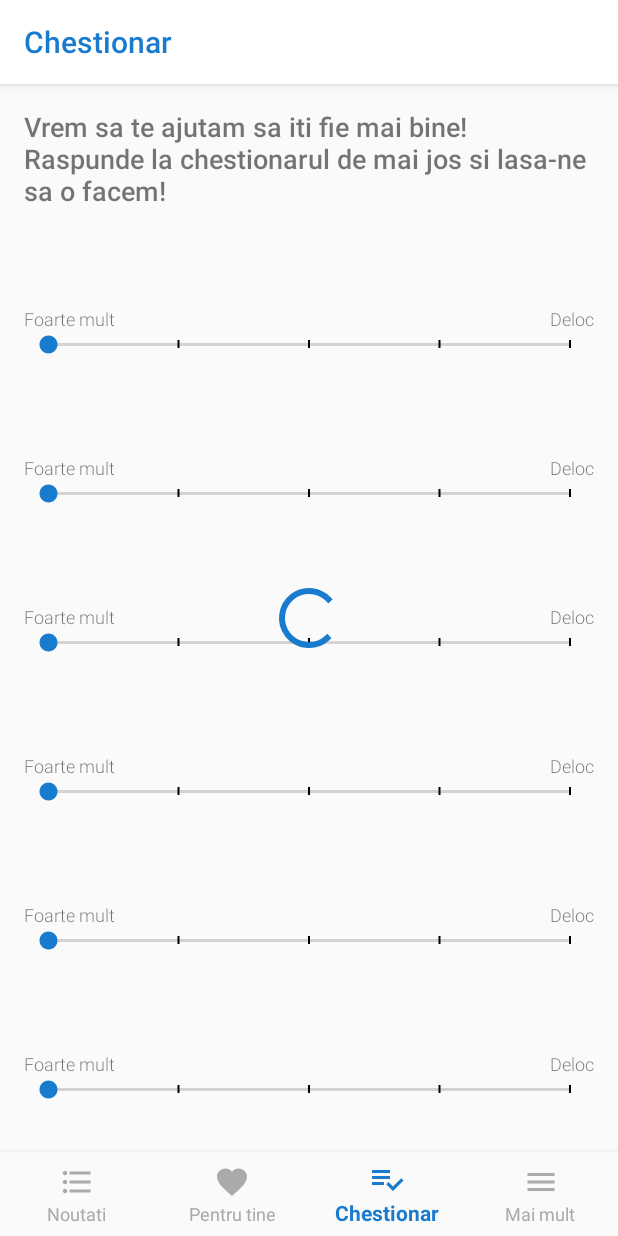
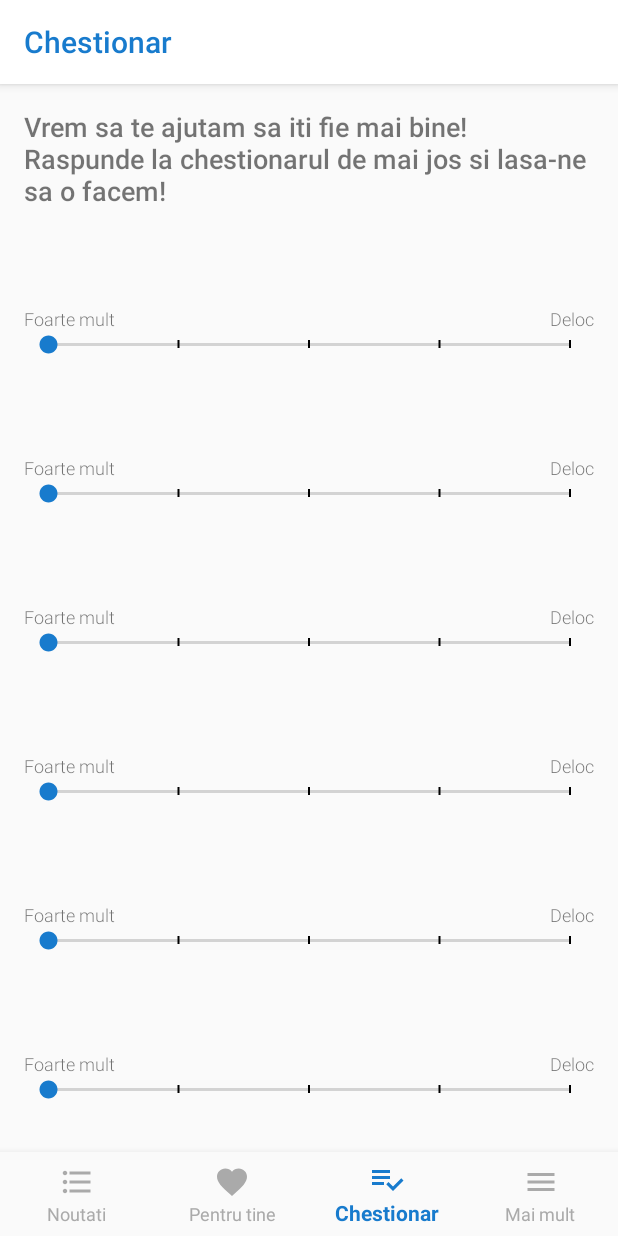
Before and after one commit to mihaibetej/Mental-Health, an Android app: the SurveyFragment screen opened through its navigation route, on a phone screen of 412 x 824 dp. Run offline under Robolectric (Android 15) with nearby library versions, the phone set to English and light mode, and no system bars; our stand-ins replace Dagger/Hilt's generated code, data binding, navigation-ui; 1 statement that could not run was skipped.

Commit message:
fixed survey data loading

```diff
--- a/Mobile/Android/app/src/main/java/com/db/mobile/mental_health/ui/survey/SurveyFragment.kt
+++ b/Mobile/Android/app/src/main/java/com/db/mobile/mental_health/ui/survey/SurveyFragment.kt
@@ -35,6 +35,7 @@ class SurveyFragment : Fragment() {
         val binding: FragmentSurveyBinding =
             DataBindingUtil.inflate(inflater, R.layout.fragment_survey, container, false)
         binding.adapter = adapter
+        binding.viewModel = viewModel
         return binding.root
     }
 
--- a/Mobile/Android/app/src/main/java/com/db/mobile/mental_health/ui/survey/SurveyViewModel.kt
+++ b/Mobile/Android/app/src/main/java/com/db/mobile/mental_health/ui/survey/SurveyViewModel.kt
@@ -1,18 +1,30 @@
 package com.db.mobile.mental_health.ui.survey
 
+import android.os.Handler
 import android.view.View
 import androidx.databinding.BaseObservable
-import androidx.lifecycle.LiveData
+import androidx.databinding.Bindable
 import androidx.lifecycle.MutableLiveData
+import com.db.mobile.mental_health.BR
 import com.db.mobile.mental_health.ui.survey.model.SurveyQuestion
 import javax.inject.Inject
 
 class SurveyViewModel @Inject constructor() : BaseObservable() {
-    var questions: LiveData<List<SurveyQuestion>>? = null
+    val questions = MutableLiveData<List<SurveyQuestion>>()
+
+    var showSurvey: Boolean? = false
+        @Bindable
+        get
+        @Bindable
+        set(value) {
+            if (field != value) {
+                field = value
+                notifyPropertyChanged(BR.showSurvey)
+            }
+        }
 
     init {
-        val localQuestions = MutableLiveData<List<SurveyQuestion>>().apply {
-            value = listOf(
+        val localQuestions = listOf(
             SurveyQuestion(0, "1. Question 1"),
             SurveyQuestion(1, "2. Question 2"),
             SurveyQuestion(2, "3. Question 2"),
@@ -24,8 +36,15 @@ class SurveyViewModel @Inject constructor() : BaseObservable() {
             SurveyQuestion(8, "9. Question 2"),
             SurveyQuestion(9, "10. Question 3")
         )
-        }
-        questions = localQuestions
+
+        Handler().postDelayed(
+            Runnable {
+                showSurvey = true
+                questions.value = localQuestions
+            }, 800
+        )
+
+
     }
 
     fun onAnswerChanged(question: SurveyQuestion, answer: Int) {
--- a/Mobile/Android/app/src/main/res/layout/fragment_survey.xml
+++ b/Mobile/Android/app/src/main/res/layout/fragment_survey.xml
@@ -4,6 +4,8 @@
     xmlns:tools="http://schemas.android.com/tools">
 
     <data>
+
+        <import type="android.view.View" />
 
         <variable
             name="adapter"
@@ -23,6 +25,7 @@
             android:layout_width="0dp"
             android:layout_height="wrap_content"
             android:adapter="@{adapter}"
+            android:visibility="@{viewModel.showSurvey ? View.VISIBLE : View.GONE}"
             app:layoutManager="androidx.recyclerview.widget.LinearLayoutManager"
             app:layout_constraintEnd_toEndOf="parent"
             app:layout_constraintStart_toStartOf="parent"
@@ -33,10 +36,11 @@
         <ProgressBar
             android:layout_width="wrap_content"
             android:layout_height="wrap_content"
-            app:layout_constraintTop_toTopOf="parent"
+            android:visibility="@{viewModel.showSurvey ? View.GONE : View.VISIBLE}"
             app:layout_constraintBottom_toBottomOf="parent"
+            app:layout_constraintEnd_toEndOf="parent"
             app:layout_constraintStart_toStartOf="parent"
-            app:layout_constraintEnd_toEndOf="parent"/>
+            app:layout_constraintTop_toTopOf="parent" />
 
     </androidx.constraintlayout.widget.ConstraintLayout>
 </layout>
```
Lines whose indentation alone changed are shown as unchanged.
